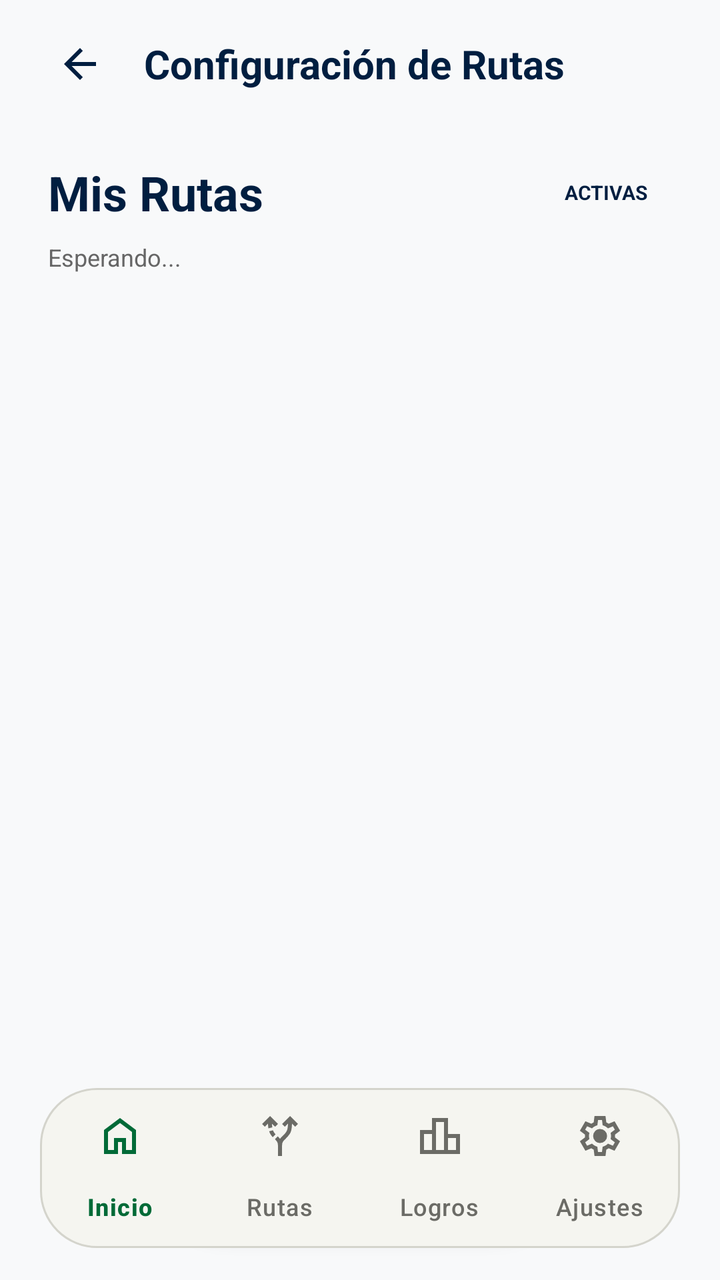
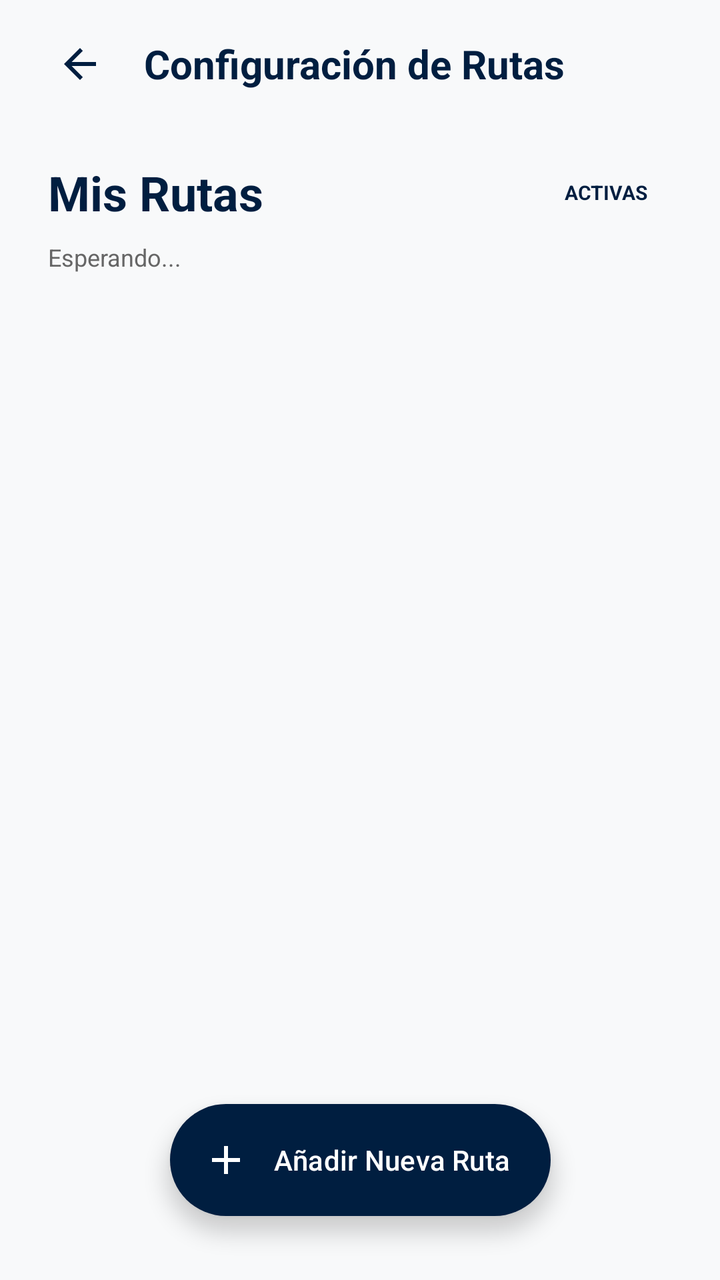

Compare the two renders of this Android layout. The source of the first and the diff that turns it into the second are given below.
<!-- AndroidManifest.xml: application theme Theme.ProyectoDefinitivo -->
<!-- res/layout/activity_configurar_rutas.xml -->
<?xml version="1.0" encoding="utf-8"?>
<androidx.constraintlayout.widget.ConstraintLayout
        xmlns:android="http://schemas.android.com/apk/res/android"
        xmlns:app="http://schemas.android.com/apk/res-auto"
        xmlns:tools="http://schemas.android.com/tools"
        android:layout_width="match_parent"
        android:layout_height="match_parent"
        android:background="#F8F9FA">

    <LinearLayout
            android:id="@+id/topBarConfig"
            android:layout_width="match_parent"
            android:layout_height="64dp"
            android:orientation="horizontal"
            android:gravity="center_vertical"
            android:paddingHorizontal="16dp"
            app:layout_constraintTop_toTopOf="parent">

        <ImageButton
                android:id="@+id/btnBackConfig"
                android:layout_width="48dp"
                android:layout_height="48dp"
                android:background="?attr/selectableItemBackgroundBorderless"
                android:src="@drawable/ic_back"
                app:tint="#001e40" />

        <TextView
                android:layout_width="wrap_content"
                android:layout_height="wrap_content"
                android:layout_marginStart="8dp"
                android:text="Configuración de Rutas"
                android:textColor="#001e40"
                android:textSize="20sp"
                android:textStyle="bold" />
    </LinearLayout>

    <TextView
            android:id="@+id/tvMisRutasTitle"
            android:layout_width="wrap_content"
            android:layout_height="wrap_content"
            android:layout_marginStart="24dp"
            android:layout_marginTop="16dp"
            android:text="Mis Rutas"
            android:textColor="#001e40"
            android:textSize="24sp"
            android:textStyle="bold"
            app:layout_constraintStart_toStartOf="parent"
            app:layout_constraintTop_toBottomOf="@id/topBarConfig" />

    
    <LinearLayout
        android:id="@+id/syncStatusContainer"
        android:layout_width="match_parent"
        android:layout_height="wrap_content"
        android:orientation="horizontal"
        android:gravity="center_vertical"
        android:paddingHorizontal="24dp"
        android:paddingVertical="8dp"
        app:layout_constraintTop_toBottomOf="@id/tvMisRutasTitle"
        app:layout_constraintStart_toStartOf="parent"
        app:layout_constraintEnd_toEndOf="parent">

        <ProgressBar
            android:id="@+id/progressSync"
            android:layout_width="20dp"
            android:layout_height="20dp"
            android:layout_marginEnd="12dp"
            android:visibility="gone" />

        <TextView
            android:id="@+id/tvSyncStatus"
            android:layout_width="wrap_content"
            android:layout_height="wrap_content"
            android:text="@string/sync_status_idle"
            android:textColor="#666666"
            android:textSize="12sp" />
    </LinearLayout>

    <TextView
            android:layout_width="wrap_content"
            android:layout_height="wrap_content"
            android:layout_marginEnd="24dp"
            android:paddingHorizontal="12dp"
            android:paddingVertical="4dp"
            android:text="ACTIVAS"
            android:textColor="#001e40"
            android:textSize="10sp"
            android:textStyle="bold"
            app:layout_constraintBottom_toBottomOf="@id/tvMisRutasTitle"
            app:layout_constraintEnd_toEndOf="parent"
            app:layout_constraintTop_toTopOf="@id/tvMisRutasTitle" />

    <androidx.recyclerview.widget.RecyclerView
            android:id="@+id/rvConfigRutas"
            android:layout_width="match_parent"
            android:layout_height="0dp"
            android:layout_marginTop="8dp"
            android:paddingHorizontal="24dp"
            android:clipToPadding="false"
            android:paddingBottom="100dp"
            app:layout_constraintTop_toBottomOf="@id/syncStatusContainer"
            app:layout_constraintBottom_toBottomOf="parent"
            tools:listitem="@layout/item_config_route_card" />

    <com.google.android.material.floatingactionbutton.ExtendedFloatingActionButton
        android:id="@+id/fabAddRoute"
        android:layout_width="wrap_content"
        android:layout_height="wrap_content"
        android:layout_marginBottom="32dp"
        android:text="Añadir Nueva Ruta"
        android:textColor="#ffffff"
        app:icon="@drawable/ic_add"
        app:iconTint="#ffffff"
        app:backgroundTint="#001e40"
        app:shapeAppearanceOverlay="@style/ShapeAppearance.Material3.Corner.Full"
        app:layout_constraintBottom_toBottomOf="parent"
        app:layout_constraintStart_toStartOf="parent"
        app:layout_constraintEnd_toEndOf="parent" />
    <com.google.android.material.bottomnavigation.BottomNavigationView
            android:id="@+id/bottomNav"
            android:layout_width="match_parent"
            android:layout_height="wrap_content"
            android:layout_marginHorizontal="20dp"
            android:layout_marginBottom="16dp"
            android:background="@drawable/bg_bottom_nav"
            app:elevation="8dp"
            app:itemIconTint="@color/nav_item_color_selector"
            app:itemTextColor="@color/nav_item_color_selector"
            app:menu="@menu/bottom_nav_menu"
            app:labelVisibilityMode="labeled"
            app:layout_constraintBottom_toBottomOf="parent"
            app:layout_constraintStart_toStartOf="parent"
            app:layout_constraintEnd_toEndOf="parent" />

</androidx.constraintlayout.widget.ConstraintLayout>
<!-- res/layout/item_config_route_card.xml (included above) -->
<?xml version="1.0" encoding="utf-8"?>
<com.google.android.material.card.MaterialCardView
        xmlns:android="http://schemas.android.com/apk/res/android"
        xmlns:app="http://schemas.android.com/apk/res-auto"
        android:layout_width="match_parent"
        android:layout_height="wrap_content"
        android:layout_marginBottom="12dp"
        android:layout_marginHorizontal="2dp"
        app:cardCornerRadius="24dp"
        app:cardElevation="0dp"
        app:strokeWidth="1dp"
        app:strokeColor="#1Ac3c6d1"
        app:cardBackgroundColor="#FFFFFF">

    <androidx.constraintlayout.widget.ConstraintLayout
            android:layout_width="match_parent"
            android:layout_height="wrap_content"
            android:paddingTop="16dp"
            android:paddingHorizontal="16dp"
            android:paddingBottom="8dp">

        <ImageView
                android:id="@+id/ivConfigRouteIcon"
                android:layout_width="48dp"
                android:layout_height="48dp"
                android:background="@drawable/bg_circle_green"
                android:padding="12dp"
                android:src="@drawable/ic_route"
                app:tint="#005236"
                app:layout_constraintStart_toStartOf="parent"
                app:layout_constraintTop_toTopOf="parent" />

        <TextView
                android:id="@+id/tvConfigRouteName"
                android:layout_width="0dp"
                android:layout_height="wrap_content"
                android:layout_marginStart="16dp"
                android:layout_marginEnd="8dp"
                android:text="Ruta 1 - Centro"
                android:textColor="#001e40"
                android:textSize="18sp"
                android:textStyle="bold"
                app:layout_constraintStart_toEndOf="@id/ivConfigRouteIcon"
                app:layout_constraintEnd_toStartOf="@id/btnPinRoute"
                app:layout_constraintTop_toTopOf="@id/ivConfigRouteIcon" />

        <TextView
                android:id="@+id/tvConfigRouteDetails"
                android:layout_width="0dp"
                android:layout_height="wrap_content"
                android:layout_marginStart="16dp"
                android:layout_marginEnd="8dp"
                android:text="12 Paradas • 15 min"
                android:textColor="#737780"
                android:textSize="12sp"
                app:layout_constraintStart_toEndOf="@id/ivConfigRouteIcon"
                app:layout_constraintEnd_toStartOf="@id/btnPinRoute"
                app:layout_constraintTop_toBottomOf="@id/tvConfigRouteName" />

        <ImageButton
                android:id="@+id/btnPinRoute"
                android:layout_width="40dp"
                android:layout_height="40dp"
                android:layout_marginEnd="4dp"
                android:background="@drawable/bg_circle_green"
                android:src="@drawable/ic_stars"
                app:tint="#005236"
                android:contentDescription="Fijar como frecuente"
                app:layout_constraintEnd_toStartOf="@id/btnDeleteRoute"
                app:layout_constraintTop_toTopOf="@id/ivConfigRouteIcon"
                app:layout_constraintBottom_toBottomOf="@id/ivConfigRouteIcon" />

        <ImageButton
                android:id="@+id/btnDeleteRoute"
                android:layout_width="40dp"
                android:layout_height="40dp"
                android:layout_marginEnd="8dp"
                android:background="@drawable/bg_circle_light_red"
                android:src="@drawable/ic_delete"
                app:tint="#ba1a1a"
                app:layout_constraintEnd_toStartOf="@id/btnEditRoute"
                app:layout_constraintTop_toTopOf="@id/ivConfigRouteIcon"
                app:layout_constraintBottom_toBottomOf="@id/ivConfigRouteIcon" />

        <ImageButton
                android:id="@+id/btnEditRoute"
                android:layout_width="40dp"
                android:layout_height="40dp"
                android:background="@drawable/bg_circle_light_blue"
                android:src="@drawable/ic_edit"
                app:tint="#001e40"
                app:layout_constraintEnd_toEndOf="parent"
                app:layout_constraintTop_toTopOf="@id/ivConfigRouteIcon"
                app:layout_constraintBottom_toBottomOf="@id/ivConfigRouteIcon" />

        <View
                android:id="@+id/dividerCard"
                android:layout_width="0dp"
                android:layout_height="1dp"
                android:background="#1Ac3c6d1"
                android:layout_marginTop="16dp"
                app:layout_constraintTop_toBottomOf="@id/ivConfigRouteIcon"
                app:layout_constraintStart_toStartOf="parent"
                app:layout_constraintEnd_toEndOf="parent" />

        <com.google.android.material.button.MaterialButton
                android:id="@+id/btnStartRoute"
                style="@style/Widget.MaterialComponents.Button.TextButton"
                android:layout_width="match_parent"
                android:layout_height="wrap_content"
                android:layout_marginTop="4dp"
                android:text="INICIAR RECORRIDO"
                android:textColor="#006c49"
                android:textSize="13sp"
                android:textStyle="bold"
                app:icon="@drawable/ic_navigation"
                app:iconTint="#006c49"
                app:iconGravity="textStart"
                app:layout_constraintTop_toBottomOf="@id/dividerCard"
                app:layout_constraintBottom_toBottomOf="parent" />

    </androidx.constraintlayout.widget.ConstraintLayout>
</com.google.android.material.card.MaterialCardView>
<!-- resources referenced by this layout -->
<resources>
  <!-- drawable bg_bottom_nav (drawable) -->
  <?xml version="1.0" encoding="utf-8"?>
  <shape xmlns:android="http://schemas.android.com/apk/res/android"
          android:shape="rectangle">
      <solid android:color="@color/bg_zenda" />
      <corners android:radius="28dp" />
      <stroke android:width="1dp" android:color="@color/input_stroke" />
  </shape>
  <!-- drawable bg_circle_green (drawable) -->
  <?xml version="1.0" encoding="utf-8"?>
  <shape xmlns:android="http://schemas.android.com/apk/res/android"
      android:shape="oval">
      <solid android:color="#00e676" /> </shape>
  <!-- drawable bg_circle_light_blue (drawable) -->
  <?xml version="1.0" encoding="utf-8"?>
  <shape xmlns:android="http://schemas.android.com/apk/res/android" android:shape="oval">
      <solid android:color="#33a7c8ff" /> </shape>
  <!-- drawable bg_circle_light_red (drawable) -->
  <?xml version="1.0" encoding="utf-8"?>
  <shape xmlns:android="http://schemas.android.com/apk/res/android"
      android:shape="oval">
      <solid android:color="#FFEBEE" />
  </shape>
  <!-- drawable ic_add (drawable) -->
  <vector xmlns:android="http://schemas.android.com/apk/res/android"
      android:width="24dp"
      android:height="24dp"
      android:viewportWidth="960"
      android:viewportHeight="960">
    <path
        android:pathData="M440,520L200,520v-80h240v-240h80v240h240v80L520,520v240h-80v-240Z"
        android:fillColor="#e3e3e3"/>
  </vector>
  <!-- drawable ic_back (drawable) -->
  <vector xmlns:android="http://schemas.android.com/apk/res/android"
      android:width="24dp"
      android:height="24dp"
      android:viewportWidth="24"
      android:viewportHeight="24">
      <path
          android:fillColor="#FF000000"
          android:pathData="M20,11H7.83l5.59,-5.59L12,4l-8,8 8,8 1.41,-1.41L7.83,13H20v-2z"/>
  </vector>
  <!-- drawable ic_delete (drawable) -->
  <vector xmlns:android="http://schemas.android.com/apk/res/android"
      android:width="24dp"
      android:height="24dp"
      android:viewportWidth="960"
      android:viewportHeight="960">
    <path
        android:pathData="M280,840q-33,0 -56.5,-23.5T200,760v-520h-40v-80h200v-40h240v40h200v80h-40v520q0,33 -23.5,56.5T680,840L280,840ZM680,240L280,240v520h400v-520ZM360,680h80v-360h-80v360ZM520,680h80v-360h-80v360ZM280,240v520,-520Z"
        android:fillColor="#e3e3e3"/>
  </vector>
  <!-- drawable ic_edit (drawable) -->
  <vector xmlns:android="http://schemas.android.com/apk/res/android"
      android:width="24dp"
      android:height="24dp"
      android:viewportWidth="960"
      android:viewportHeight="960">
    <path
        android:pathData="M200,760h57l391,-391 -57,-57 -391,391v57ZM120,840v-170l528,-527q12,-11 26.5,-17t30.5,-6q16,0 31,6t26,18l55,56q12,11 17.5,26t5.5,30q0,16 -5.5,30.5T817,313L290,840L120,840ZM760,256 L704,200 760,256ZM619,341 L591,312 648,369 619,341Z"
        android:fillColor="#e3e3e3"/>
  </vector>
  <!-- drawable ic_navigation (drawable) -->
  <vector xmlns:android="http://schemas.android.com/apk/res/android"
      android:width="24dp"
      android:height="24dp"
      android:viewportWidth="960"
      android:viewportHeight="960">
    <path
        android:pathData="m200,840 l-40,-40 320,-720 320,720 -40,40 -280,-120 -280,120ZM284,716 L480,632 676,716 480,276 284,716ZM480,632Z"
        android:fillColor="#e3e3e3"/>
  </vector>
  <string name="sync_status_idle">Esperando...</string>
  <style name="Theme.ProyectoDefinitivo" parent="Base.Theme.ProyectoDefinitivo" />
  <color name="bg_zenda">#F5F5F0</color>
  <color name="input_stroke">#D4D4CC</color>
  <style name="Base.Theme.ProyectoDefinitivo" parent="Theme.Material3.DayNight.NoActionBar">
          
          
      </style>
  <!-- unchanged entries left out for length: 2 -->
</resources>

<!-- the commit's change to res/layout/activity_configurar_rutas.xml (unified diff, before → after) -->
@@ -116,21 +116,7 @@
         app:layout_constraintBottom_toBottomOf="parent"
         app:layout_constraintStart_toStartOf="parent"
         app:layout_constraintEnd_toEndOf="parent" />
-    <com.google.android.material.bottomnavigation.BottomNavigationView
-            android:id="@+id/bottomNav"
-            android:layout_width="match_parent"
-            android:layout_height="wrap_content"
-            android:layout_marginHorizontal="20dp"
-            android:layout_marginBottom="16dp"
-            android:background="@drawable/bg_bottom_nav"
-            app:elevation="8dp"
-            app:itemIconTint="@color/nav_item_color_selector"
-            app:itemTextColor="@color/nav_item_color_selector"
-            app:menu="@menu/bottom_nav_menu"
-            app:labelVisibilityMode="labeled"
-            app:layout_constraintBottom_toBottomOf="parent"
-            app:layout_constraintStart_toStartOf="parent"
-            app:layout_constraintEnd_toEndOf="parent" />
+
 
 </androidx.constraintlayout.widget.ConstraintLayout>
 <!-- res/layout/item_config_route_card.xml (included above) -->
<!-- resource entries referenced after the edit -->
@@ -1,13 +1,5 @@
 <!-- resources referenced by this layout -->
 <resources>
-  <!-- drawable bg_bottom_nav (drawable) -->
-  <?xml version="1.0" encoding="utf-8"?>
-  <shape xmlns:android="http://schemas.android.com/apk/res/android"
-          android:shape="rectangle">
-      <solid android:color="@color/bg_zenda" />
-      <corners android:radius="28dp" />
-      <stroke android:width="1dp" android:color="@color/input_stroke" />
-  </shape>
   <!-- drawable bg_circle_green (drawable) -->
   <?xml version="1.0" encoding="utf-8"?>
   <shape xmlns:android="http://schemas.android.com/apk/res/android"
@@ -75,8 +67,6 @@
   </vector>
   <string name="sync_status_idle">Esperando...</string>
   <style name="Theme.ProyectoDefinitivo" parent="Base.Theme.ProyectoDefinitivo" />
-  <color name="bg_zenda">#F5F5F0</color>
-  <color name="input_stroke">#D4D4CC</color>
   <style name="Base.Theme.ProyectoDefinitivo" parent="Theme.Material3.DayNight.NoActionBar">
           
           
